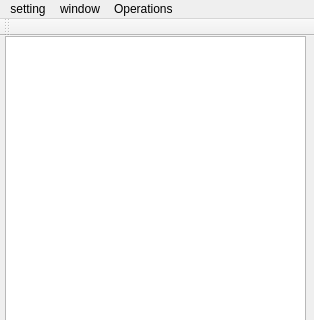
The window that src/formCameraWindow/formcamwindow.ui (guanglun/GLMocap) describes before a commit, drawn with Qt 5; both pictures show x 0 to 314 and y 0 to 320 of the 314 by 541 pixel window.
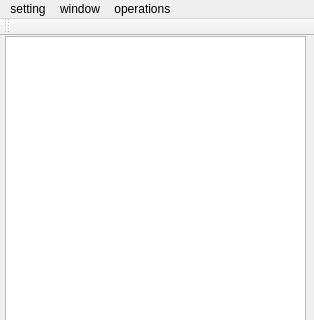
The same window after the commit.

```diff
--- a/src/formCameraWindow/formcamwindow.ui
+++ b/src/formCameraWindow/formcamwindow.ui
@@ -89,7 +89,7 @@
    </widget>
    <widget class="QMenu" name="menuOperations">
     <property name="title">
-     <string>Operations </string>
+     <string>operations </string>
     </property>
     <widget class="QMenu" name="menuAll">
      <property name="title">
```
